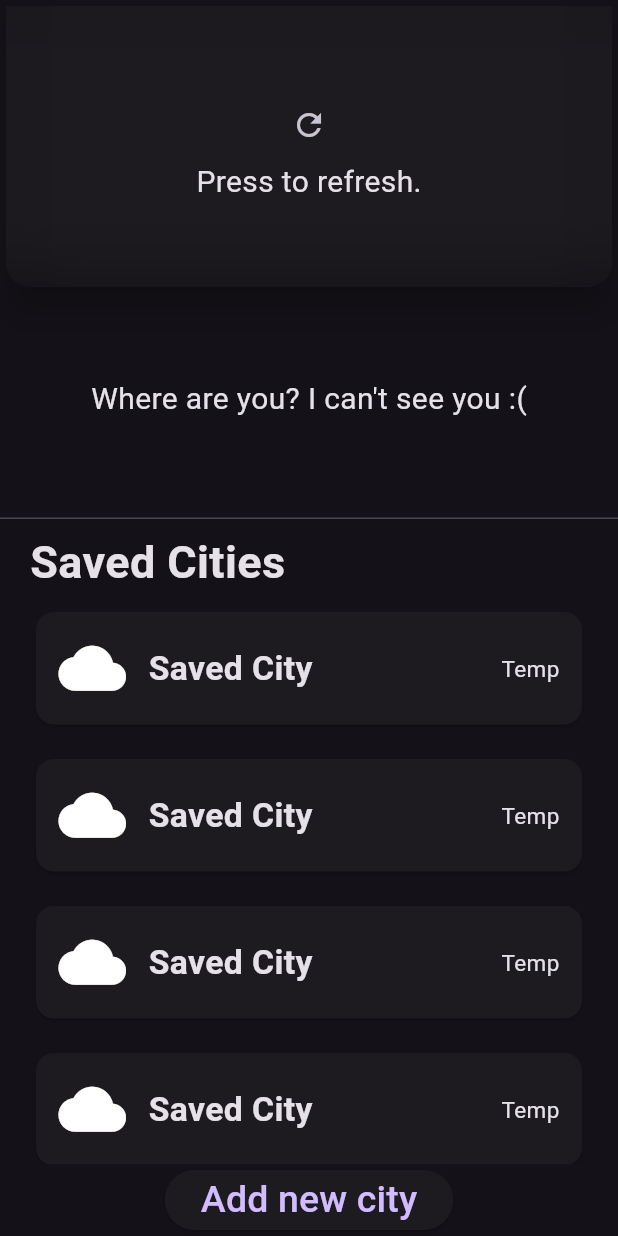
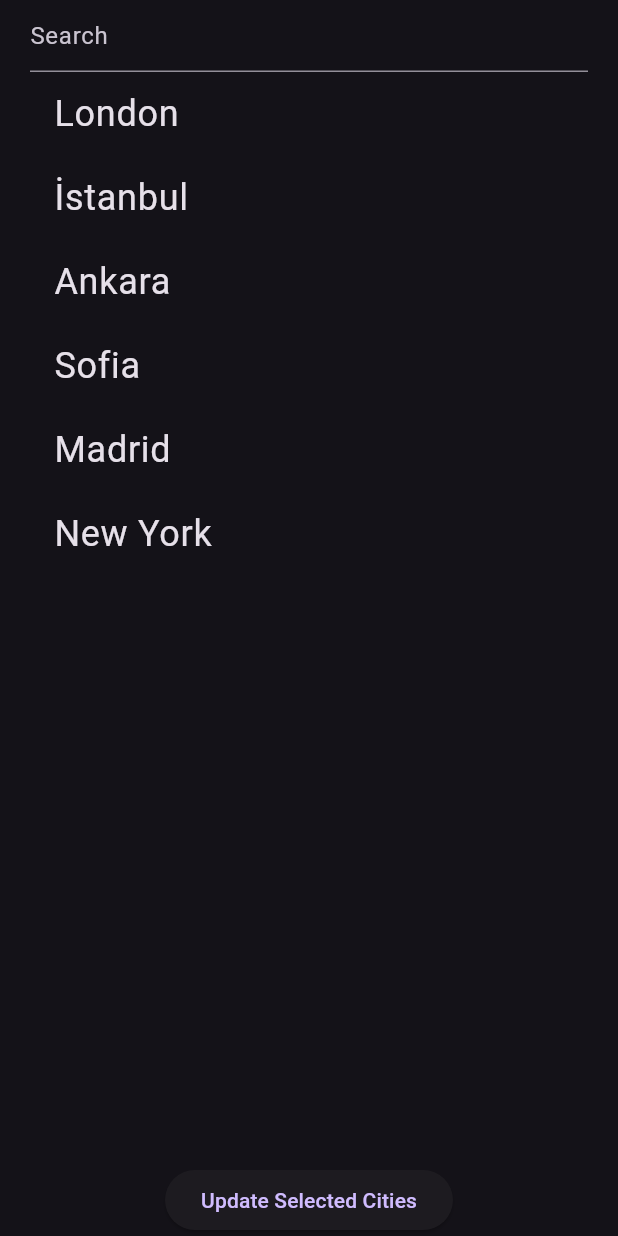
Before and after one commit to Keremovsky/flutter_weather_app, a Flutter app: the screen it shows after launch, after a tap on "Add new city", on a phone screen of 412 x 824 dp. Run offline on Flutter 3.47's test engine with Material 2 defaults, Android fonts, the phone set to English and light mode, and no system bars; our stand-ins replace either_dart, flutter_riverpod, geolocator, riverpod; network calls fail.

Commit message:
updating added cities

```diff
--- a/lib/constants/constants.dart
+++ b/lib/constants/constants.dart
@@ -2,7 +2,7 @@ import 'package:flutter/material.dart';
 
 class Constants {
   // addable cities
-  final List<String> cities = [
+  static final List<String> cities = [
     "London",
     "İstanbul",
     "Ankara",
@@ -12,7 +12,7 @@ class Constants {
   ];
 
   // weather icon list
-  final Map<String, IconData> weatherIcons = {
+  static final Map<String, IconData> weatherIcons = {
     "Thunderstorm": Icons.thunderstorm,
     "Drizzle": Icons.cloudy_snowing,
     "Rain": Icons.snowing,
--- a/lib/features/weather/controller/weather_controller.dart
+++ b/lib/features/weather/controller/weather_controller.dart
@@ -1,6 +1,6 @@
 import 'package:flutter/material.dart';
 import 'package:flutter_riverpod/flutter_riverpod.dart';
-import 'package:flutter_weather_app/models/city_info.dart';
+import 'package:flutter_weather_app/models/city_weather.dart';
 import 'package:flutter_weather_app/features/weather/repository/weather_repository.dart';
 import 'package:intl/intl.dart';
 
--- /dev/null
+++ b/lib/features/weather/screens/update_saved_city_screen.dart
@@ -0,0 +1,78 @@
+import 'package:flutter/material.dart';
+import 'package:flutter_weather_app/constants/constants.dart';
+import 'package:flutter_weather_app/features/weather/widgets/city_tile.dart';
+import 'package:flutter_riverpod/flutter_riverpod.dart';
+
+final selectedCities = StateProvider((ref) => <String>[]);
+
+class UpdateSavedCityScreen extends ConsumerStatefulWidget {
+  static const routeName = "/createSavedCityScreen";
+
+  const UpdateSavedCityScreen({super.key});
+
+  @override
+  ConsumerState<ConsumerStatefulWidget> createState() =>
+      _AddSavedCityScreenState();
+}
+
+class _AddSavedCityScreenState extends ConsumerState<UpdateSavedCityScreen> {
+  final cityNames = Constants.cities;
+
+  @override
+  Widget build(BuildContext context) {
+    return Scaffold(
+      body: SafeArea(
+        child: Padding(
+          padding: const EdgeInsets.symmetric(
+            horizontal: 20,
+          ),
+          child: Column(
+            children: [
+              const TextField(
+                decoration: InputDecoration(
+                  hintText: "Search",
+                ),
+              ),
+              Expanded(
+                child: ListView.builder(
+                  itemCount: cityNames.length,
+                  itemBuilder: (context, index) {
+                    final list = ref.read(selectedCities);
+                    bool isSelected = list.contains(cityNames[index]);
+
+                    return CityTile(
+                      city: cityNames[index],
+                      selectCity: _selectCity,
+                      isSelected: isSelected,
+                    );
+                  },
+                ),
+              ),
+              ElevatedButton(
+                onPressed: () {
+                  Navigator.of(context).pop();
+                },
+                child: const Text("Update Selected Cities"),
+              ),
+            ],
+          ),
+        ),
+      ),
+    );
+  }
+
+  void _selectCity(WidgetRef ref, String city) {
+    final list = ref.read(selectedCities);
+
+    if (list.contains(city)) {
+      list.remove(city);
+    } else {
+      list.add(city);
+    }
+
+    ref.read(selectedCities.notifier).update((state) => list);
+    debugPrint("selectCity");
+
+    setState(() {});
+  }
+}
--- a/lib/features/weather/screens/weather_home_screen.dart
+++ b/lib/features/weather/screens/weather_home_screen.dart
@@ -1,6 +1,6 @@
 import 'dart:ui';
 import 'package:flutter/material.dart';
-import 'package:flutter_weather_app/features/weather/screens/create_saved_city_screen.dart';
+import 'package:flutter_weather_app/features/weather/screens/update_saved_city_screen.dart';
 import 'package:flutter_weather_app/features/weather/widgets/main_weather_box.dart';
 import 'package:flutter_weather_app/features/weather/widgets/saved_city_weather_box.dart';
 
@@ -59,8 +59,11 @@ class _WeatherHomeScreenState extends State<WeatherHomeScreen> {
               ),
             ),
             ElevatedButton(
-              onPressed: () {},
-              child: Text(
+              onPressed: () {
+                Navigator.of(context)
+                    .pushNamed(UpdateSavedCityScreen.routeName);
+              },
+              child: const Text(
                 "Add new city",
                 style: TextStyle(
                   fontSize: 25,
--- /dev/null
+++ b/lib/features/weather/widgets/city_tile.dart
@@ -0,0 +1,42 @@
+import 'package:flutter/material.dart';
+import 'package:flutter_riverpod/flutter_riverpod.dart';
+
+class CityTile extends ConsumerWidget {
+  final String city;
+  final Function selectCity;
+  final bool isSelected;
+
+  const CityTile({
+    required this.city,
+    required this.isSelected,
+    required this.selectCity,
+    super.key,
+  });
+
+  @override
+  Widget build(BuildContext context, WidgetRef ref) {
+    final textStyle = TextStyle(
+      fontWeight: FontWeight.bold,
+      fontSize: 24,
+      color: Colors.deepPurple.shade300,
+    );
+
+    return ListTile(
+      onTap: () => selectCity(ref, city),
+      title: Text(
+        city,
+        style: isSelected
+            ? textStyle
+            : const TextStyle(
+                fontSize: 24,
+              ),
+      ),
+      trailing: isSelected
+          ? Icon(
+              Icons.check,
+              color: Colors.deepPurple.shade300,
+            )
+          : null,
+    );
+  }
+}
--- a/lib/features/weather/widgets/hourly_weather_box.dart
+++ b/lib/features/weather/widgets/hourly_weather_box.dart
@@ -1,5 +1,5 @@
 import 'package:flutter/material.dart';
-import 'package:flutter_weather_app/models/city_info.dart';
+import 'package:flutter_weather_app/models/city_weather.dart';
 
 class HourlyWeatherBox extends StatelessWidget {
   CityWeather cityWeather;
--- a/lib/features/weather/widgets/main_weather_box.dart
+++ b/lib/features/weather/widgets/main_weather_box.dart
@@ -5,7 +5,7 @@ import 'package:flutter_weather_app/constants/constants.dart';
 import 'package:flutter_weather_app/features/weather/controller/weather_controller.dart';
 import 'package:flutter_weather_app/features/weather/widgets/error_main_weather_box.dart';
 import 'package:flutter_weather_app/features/weather/widgets/wait_main_weather_box.dart';
-import 'package:flutter_weather_app/models/city_info.dart';
+import 'package:flutter_weather_app/models/city_weather.dart';
 
 import 'hourly_weather_box.dart';
 
@@ -105,7 +105,7 @@ class _MainWeatherBoxState extends ConsumerState<MainWeatherBox> {
                               Column(
                                 children: [
                                   Icon(
-                                    Constants().weatherIcons[currentTime.state],
+                                    Constants.weatherIcons[currentTime.state],
                                     size: 52.5,
                                   ),
                                   Text(currentTime.state),
--- a/lib/main.dart
+++ b/lib/main.dart
@@ -1,5 +1,6 @@
 import 'package:flutter/material.dart';
 import 'package:flutter_riverpod/flutter_riverpod.dart';
+import 'package:flutter_weather_app/features/weather/screens/update_saved_city_screen.dart';
 import 'package:flutter_weather_app/features/weather/screens/weather_home_screen.dart';
 
 void main() {
@@ -19,6 +20,8 @@ class MyApp extends StatelessWidget {
       ),
       routes: {
         "/": (context) => const WeatherHomeScreen(),
+        UpdateSavedCityScreen.routeName: (context) =>
+            const UpdateSavedCityScreen(),
       },
     );
   }
```
Also changed, not shown: lib/models/city_weather.dart (renamed from lib/models/city_info.dart).
